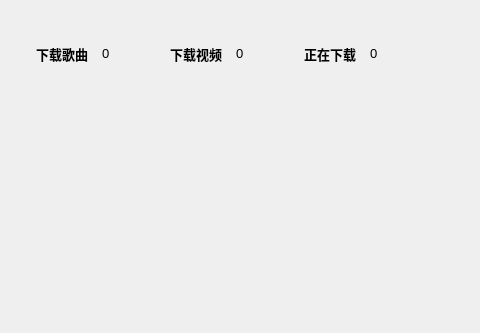
Above: KuGouStart/LocalDownload/LocalDownload.ui from a-mo-xi-wei/Qt-KuGouAppClient before the change; both pictures show x 133 to 613 and y 0 to 333 of the 849 by 333 pixel window. Below: the same form after it.
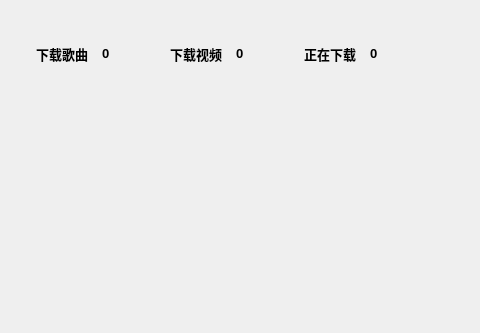
That is the form after the change.

Commit message: 界面优化

```diff
--- a/KuGouStart/LocalDownload/LocalDownload.ui
+++ b/KuGouStart/LocalDownload/LocalDownload.ui
@@ -213,6 +213,7 @@
             <property name="font">
              <font>
               <pointsize>10</pointsize>
+              <bold>true</bold>
              </font>
             </property>
             <property name="cursor">
@@ -328,6 +329,7 @@
             <property name="font">
              <font>
               <pointsize>10</pointsize>
+              <bold>true</bold>
              </font>
             </property>
             <property name="cursor">
@@ -443,6 +445,7 @@
             <property name="font">
              <font>
               <pointsize>10</pointsize>
+              <bold>true</bold>
              </font>
             </property>
             <property name="cursor">
```
